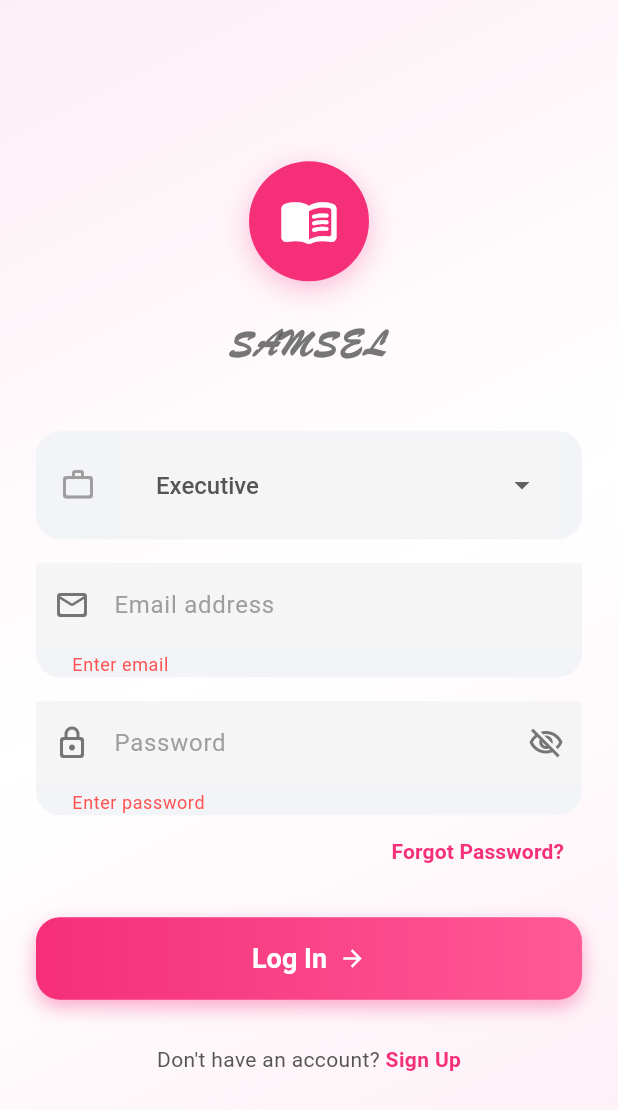
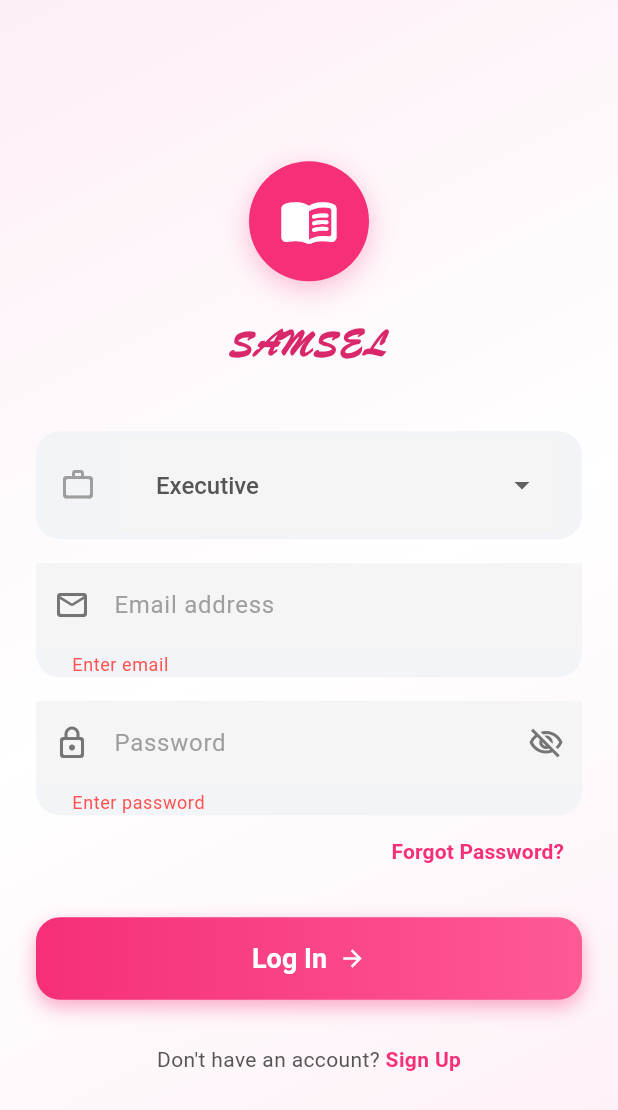
Before and after one commit to raghulcpro/samsel, a Flutter app: the screen it shows after launch, after a tap on "Log In", on a phone screen of 412 x 824 dp. Shown: the top 1110 px of the screen. Run offline on Flutter 3.47's test engine with Material 3 defaults, Android fonts, the phone set to English and light mode, and no system bars; our stand-ins replace go_router; network calls fail.

Commit message:
logo colour changed in login_screen.dart , splash_screen.dart and super_admin_dashboard.dart

```diff
--- a/lib/auth/login_screen.dart
+++ b/lib/auth/login_screen.dart
@@ -26,6 +26,7 @@ class _LoginScreenState extends State<LoginScreen> with SingleTickerProviderStat
   late Animation<Offset> _slideAnimation;
 
   // Colors
+  final Color _brandPink = const Color(0xFFD8276A);
   final Color _accentPink = const Color(0xFFF52F78);
   final Color _bgPinkTop = const Color(0xFFFDEFF6);
   final Color _inputFill = const Color(0xFFF2F4F7);
@@ -128,7 +129,7 @@ class _LoginScreenState extends State<LoginScreen> with SingleTickerProviderStat
                             fontWeight: FontWeight.bold,
                             fontFamily: 'Brush Script MT',
                             letterSpacing: 1.2,
-                            color: _textDark.withValues(alpha: 0.8),
+                            color: _brandPink,
                           ),
                         ),
                         const SizedBox(height: 40),
--- a/lib/core/theme/app_theme.dart
+++ b/lib/core/theme/app_theme.dart
@@ -1,8 +1,9 @@
 import 'package:flutter/material.dart';
 
 class AppTheme {
-  // Brand Colors extracted from your screenshot
+
   static const Color primaryPink = Color(0xFFE91E63);
+  static const Color brandPink = Color(0xFFD8276A);
   static const Color lightPinkCard = Color(0xFFFCE4EC); // Very light pink for stats
   static const Color darkText = Color(0xFF2D2D2D);
   static const Color greyText = Color(0xFF757575);
--- a/lib/splash/splash_screen.dart
+++ b/lib/splash/splash_screen.dart
@@ -38,7 +38,6 @@ class _SplashScreenState extends State<SplashScreen> with TickerProviderStateMix
   void _startNavigationTimer() async {
     await Future.delayed(const Duration(seconds: 3));
     if (mounted) {
-      // Use GoRouter context.go to allow main.dart redirect logic to work
       context.go('/login');
     }
   }
@@ -52,30 +51,26 @@ class _SplashScreenState extends State<SplashScreen> with TickerProviderStateMix
 
   @override
   Widget build(BuildContext context) {
-    // --- COLORS MATCHING YOUR LOGIN SCREEN ---
-    // The soft background pink from your login screen
+    // --- BRAND COLORS ---
     const Color bgPinkTop = Color(0xFFFDEFF6);
-    // The vibrant button/logo pink
+    const Color brandPink = Color(0xFFD8276A); // Your requested color
     const Color accentPink = Color(0xFFF52F78);
-    const Color textDark = Color(0xFF555555);
 
     return Scaffold(
       body: Stack(
         children: [
-          // LAYER 1: Light Gradient Background (Matches Login Screen)
+          // LAYER 1: Light Gradient Background
           Container(
             decoration: const BoxDecoration(
               gradient: LinearGradient(
                 begin: Alignment.topLeft,
                 end: Alignment.bottomRight,
-                // Soft Pink -> White -> Soft Pink
                 colors: [bgPinkTop, Colors.white, bgPinkTop],
               ),
             ),
           ),
 
-          // LAYER 2: Floating "Pink Glass" Bubbles
-          // Modified to be visible on light background (Pink tint)
+          // LAYER 2: Floating Bubbles
           Positioned(
             top: 100,
             left: 40,
@@ -83,8 +78,7 @@ class _SplashScreenState extends State<SplashScreen> with TickerProviderStateMix
                 animation: _bubbleController,
                 size: 60,
                 delay: 0,
-                color: accentPink
-            ),
+                color: accentPink),
           ),
           Positioned(
             bottom: 150,
@@ -93,8 +87,7 @@ class _SplashScreenState extends State<SplashScreen> with TickerProviderStateMix
                 animation: _bubbleController,
                 size: 80,
                 delay: 1.5,
-                color: accentPink
-            ),
+                color: accentPink),
           ),
           Positioned(
             top: 200,
@@ -103,21 +96,10 @@ class _SplashScreenState extends State<SplashScreen> with TickerProviderStateMix
                 animation: _bubbleController,
                 size: 40,
                 delay: 2.5,
-                color: accentPink
-            ),
-          ),
-          Positioned(
-            bottom: 80,
-            left: 80,
-            child: _AnimatedBubble(
-                animation: _bubbleController,
-                size: 50,
-                delay: 0.5,
-                color: accentPink
-            ),
+                color: accentPink),
           ),
 
-          // LAYER 3: Central Glowing Logo
+          // LAYER 3: Central Content
           Center(
             child: FadeTransition(
               opacity: _controller,
@@ -126,37 +108,28 @@ class _SplashScreenState extends State<SplashScreen> with TickerProviderStateMix
                 child: Column(
                   mainAxisSize: MainAxisSize.min,
                   children: [
-                    // The Glowing Ring Container
+                    // Glowing Ring Container
                     Container(
                       width: 160,
                       height: 160,
                       decoration: BoxDecoration(
                         shape: BoxShape.circle,
-                        // Glassy Pink Fill
                         color: accentPink.withValues(alpha: 0.1),
                         border: Border.all(
                             color: accentPink.withValues(alpha: 0.3),
-                            width: 1
-                        ),
+                            width: 1),
                         boxShadow: [
-                          // Strong Pink Glow
                           BoxShadow(
                             color: accentPink.withValues(alpha: 0.3),
                             blurRadius: 30,
                             spreadRadius: 5,
-                          ),
-                          // Subtle Inner White Glow
-                          BoxShadow(
-                            color: Colors.white.withValues(alpha: 0.8),
-                            blurRadius: 20,
-                            spreadRadius: -5,
                           ),
                         ],
                       ),
                       child: Stack(
                         alignment: Alignment.center,
                         children: [
-                          // Central Solid Circle (Like Login Logo)
+                          // Central Solid Circle
                           Container(
                             width: 100,
                             height: 100,
@@ -165,11 +138,7 @@ class _SplashScreenState extends State<SplashScreen> with TickerProviderStateMix
                               gradient: const LinearGradient(
                                   begin: Alignment.topLeft,
                                   end: Alignment.bottomRight,
-                                  colors: [
-                                    accentPink,
-                                    Color(0xFFFF5996) // Lighter pink for gradient
-                                  ]
-                              ),
+                                  colors: [accentPink, Color(0xFFFF5996)]),
                               boxShadow: [
                                 BoxShadow(
                                   color: accentPink.withValues(alpha: 0.4),
@@ -184,46 +153,26 @@ class _SplashScreenState extends State<SplashScreen> with TickerProviderStateMix
                               color: Colors.white,
                             ),
                           ),
-
-                          // Glossy Reflection (Top Left)
-                          Positioned(
-                            top: 35,
-                            left: 50,
-                            child: Container(
-                              width: 30,
-                              height: 15,
-                              decoration: BoxDecoration(
-                                color: Colors.white.withValues(alpha: 0.3),
-                                borderRadius: BorderRadius.circular(20),
-                              ),
-                            ),
-                          ),
                         ],
                       ),
                     ),
                     const SizedBox(height: 30),
 
-                    // SAMSEL Text
-                    // Using Dark Grey to match Login Screen text style
                     Text(
                       'SAMSEL',
                       style: TextStyle(
                         fontFamily: 'Brush Script MT',
-                        fontSize: 42,
-                        color: textDark.withValues(alpha: 0.8),
                         fontWeight: FontWeight.bold,
-                        letterSpacing: 1.5,
-                      ),
-                    ),
-                    const SizedBox(height: 8),
-                    // Tagline
-                    const Text(
-                      'Publication Management System',
-                      style: TextStyle(
-                        fontSize: 14,
-                        color: accentPink, // Pink tagline to tie it together
+                        fontSize: 55,
+                        color: brandPink,
                         letterSpacing: 1.2,
-                        fontWeight: FontWeight.w600,
+                        shadows: [
+                          Shadow(
+                            blurRadius: 10.0,
+                            color: brandPink.withValues(alpha: 0.2),
+                            offset: const Offset(0, 0),
+                          ),
+                        ],
                       ),
                     ),
                   ],
@@ -237,7 +186,7 @@ class _SplashScreenState extends State<SplashScreen> with TickerProviderStateMix
   }
 }
 
-// Helper Widget for the "Pink Glass Bubbles"
+// Helper Widget for Animated Bubbles
 class _AnimatedBubble extends StatelessWidget {
   final Animation<double> animation;
   final double size;
@@ -256,7 +205,6 @@ class _AnimatedBubble extends StatelessWidget {
     return AnimatedBuilder(
       animation: animation,
       builder: (context, child) {
-        // Floating Sine Wave Effect
         final double offset = math.sin((animation.value * 2 * math.pi) + delay) * 15;
         return Transform.translate(
           offset: Offset(0, offset),
@@ -268,39 +216,15 @@ class _AnimatedBubble extends StatelessWidget {
         height: size,
         decoration: BoxDecoration(
           shape: BoxShape.circle,
-          // Pink-tinted Gradient for Glass Effect
           gradient: LinearGradient(
             begin: Alignment.topLeft,
             end: Alignment.bottomRight,
             colors: [
-              color.withValues(alpha: 0.15), // Very light pink
-              color.withValues(alpha: 0.05), // Almost clear
+              color.withValues(alpha: 0.15),
+              color.withValues(alpha: 0.05),
             ],
           ),
-          border: Border.all(
-              color: color.withValues(alpha: 0.1),
-              width: 1
-          ),
-        ),
-        // Add a "shine" dot
-        child: Stack(
-          children: [
-            Positioned(
-              top: size * 0.2,
-              left: size * 0.2,
-              child: Container(
-                width: size * 0.25,
-                height: size * 0.25,
-                decoration: BoxDecoration(
-                    shape: BoxShape.circle,
-                    color: Colors.white.withValues(alpha: 0.5), // White reflection
-                    boxShadow: const [
-                      BoxShadow(color: Colors.white, blurRadius: 5)
-                    ]
-                ),
-              ),
-            ),
-          ],
+          border: Border.all(color: color.withValues(alpha: 0.1), width: 1),
         ),
       ),
     );
```
Also changed, not shown: lib/dashboard/super_admin_dashboard.dart (+41 -25 lines).
